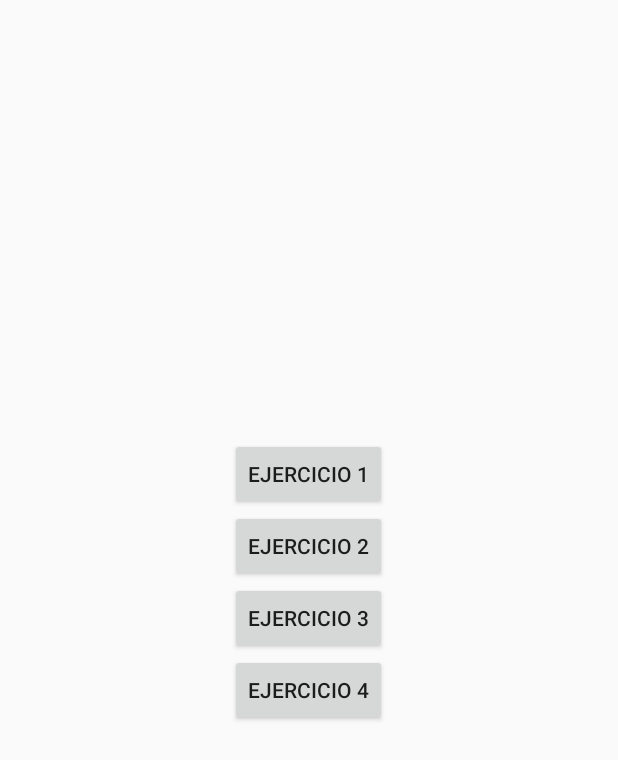
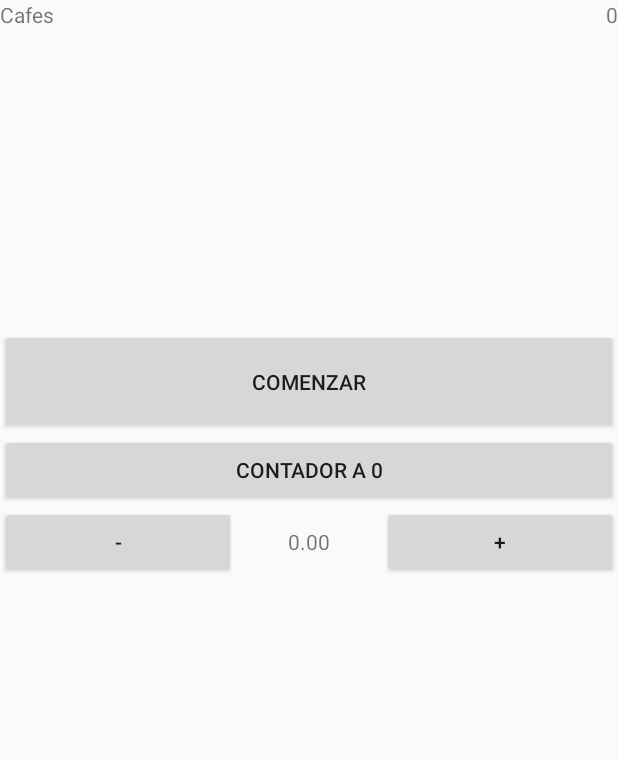
Before and after one commit to alejandroagca/EjerciciosDeIntroduccion, an Android app: the Ejercicio3Activity screen opened directly, with no data from a screen before it, on a phone screen of 412 x 824 dp. Shown: the top 760 px of the screen. Run offline under Robolectric (Android 15) with nearby library versions, the phone set to English and light mode, and no system bars.

Commit message:
Aplicacion 3 funcional

```diff
--- a/app/src/main/java/com/example/usuario/ejerciciosdeintroduccion/Ejercicio3Activity.java
+++ b/app/src/main/java/com/example/usuario/ejerciciosdeintroduccion/Ejercicio3Activity.java
@@ -1,7 +1,10 @@
 package com.example.usuario.ejerciciosdeintroduccion;
 
+import android.app.AlertDialog;
+import android.media.MediaPlayer;
 import android.os.Bundle;
 import android.os.CountDownTimer;
+import android.provider.MediaStore;
 import android.support.design.widget.FloatingActionButton;
 import android.support.design.widget.Snackbar;
 import android.support.v7.app.AppCompatActivity;
@@ -12,17 +15,27 @@ import android.widget.TextView;
 
 public class Ejercicio3Activity extends AppCompatActivity implements View.OnClickListener {
 
+    private MediaPlayer mp;
+    private Button reiniciar;
     private Button mas;
     private Button menos;
     private Button comenzar;
     private TextView contador;
     private TextView tiempo;
+    AlertDialog.Builder popup;
     int contadorCafes = 0;
     @Override
     protected void onCreate(Bundle savedInstanceState) {
         super.onCreate(savedInstanceState);
-        setContentView(R.layout.activity_main);
+        setContentView(R.layout.activity_ejercicio3);
+        mp = MediaPlayer.create(this,R.raw.campana);
+        popup=new AlertDialog.Builder(this);
+        popup.setTitle("FIN");
+        popup.setMessage("Has llegado a 10 cafes, que es el máximo");
+        popup.setPositiveButton("Ok", null);
         mas = (Button) findViewById(R.id.btnMas);
+        contadorCafes = 0;
+        reiniciar = (Button) findViewById(R.id.btnReiniciar);
         menos = (Button)findViewById(R.id.btnMenos);
         comenzar = (Button) findViewById(R.id.btnComenzar);
         contador = (TextView) findViewById(R.id.txvContador);
@@ -31,6 +44,7 @@ public class Ejercicio3Activity extends AppCompatActivity implements View.OnClic
         mas.setOnClickListener(this);
         menos.setOnClickListener(this);
         comenzar.setOnClickListener(this);
+        reiniciar.setOnClickListener(this);
     }
 
     @Override
@@ -52,8 +66,17 @@ public class Ejercicio3Activity extends AppCompatActivity implements View.OnClic
 
         if (view == comenzar)
         {
-            MiContador temporizador = new MiContador((long) medicion * 60 * 1000, (long)1000.0);
-            temporizador.start();
+
+            if (Integer.parseInt(contador.getText().toString()) < 10)
+            {
+                MiContador temporizador = new MiContador((long) medicion * 60 * 1000, (long) 1000.0);
+                temporizador.start();
+            }
+        }
+        if (view == reiniciar)
+        {
+            contadorCafes = 0;
+            contador.setText("0");
         }
     }
 
@@ -71,8 +94,15 @@ public class Ejercicio3Activity extends AppCompatActivity implements View.OnClic
 
         @Override
         public void onFinish()
-        {contador.setText(String.valueOf(++contadorCafes));
+        {
+            contador.setText(String.valueOf(++contadorCafes));
             tiempo.setText("0.00");
+            mp.start();
+            if (contadorCafes == 10)
+            {
+                popup.show();
+            }
+
         }
     }
 }
--- a/app/src/main/res/layout/activity_ejercicio3.xml
+++ b/app/src/main/res/layout/activity_ejercicio3.xml
@@ -5,7 +5,8 @@
     android:layout_width="match_parent"
     android:layout_height="match_parent"
     tools:context="com.example.usuario.ejerciciosdeintroduccion.Ejercicio3Activity"
-    android:orientation="vertical">
+    android:orientation="vertical"
+    android:weightSum="1">
 
     <LinearLayout
         android:layout_width="match_parent"
@@ -30,18 +31,31 @@
 
     </LinearLayout>
 
+    <Button
+        android:id="@+id/btnComenzar"
+        android:layout_width="match_parent"
+        android:layout_height="wrap_content"
+        android:layout_weight="0.13"
+        android:text="Comenzar" />
+
+    <Button
+        android:id="@+id/btnReiniciar"
+        android:layout_width="match_parent"
+        android:layout_height="wrap_content"
+        android:text="Contador a 0" />
+
     <LinearLayout
         android:layout_width="match_parent"
         android:layout_height="wrap_content"
-        android:orientation="horizontal"
-        android:layout_marginBottom="290dp">
+        android:layout_marginBottom="290dp"
+        android:orientation="horizontal">
 
         <Button
             android:id="@+id/btnMenos"
             android:layout_width="wrap_content"
             android:layout_height="wrap_content"
             android:layout_weight="1"
-            android:text="-"/>
+            android:text="-" />
 
         <TextView
             android:id="@+id/txvTiempo"
@@ -49,7 +63,7 @@
             android:layout_height="wrap_content"
             android:layout_weight="1"
             android:text="0.00"
-            android:textAlignment="center"/>
+            android:textAlignment="center" />
 
         <Button
             android:id="@+id/btnMas"
@@ -59,10 +73,4 @@
             android:text="+" />
     </LinearLayout>
 
-    <Button
-        android:id="@+id/btnComenzar"
-        android:layout_width="match_parent"
-        android:layout_height="wrap_content"
-        android:layout_weight="0.13"
-        android:text="Comenzar" />
 </LinearLayout>
```
Also changed, not shown: 1 other file.
